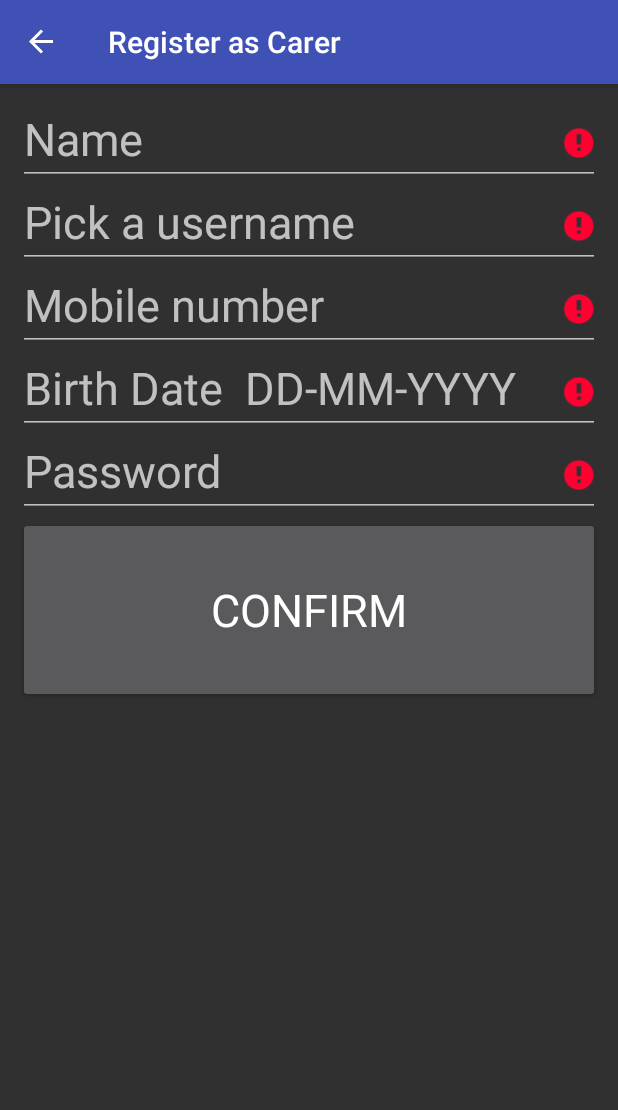
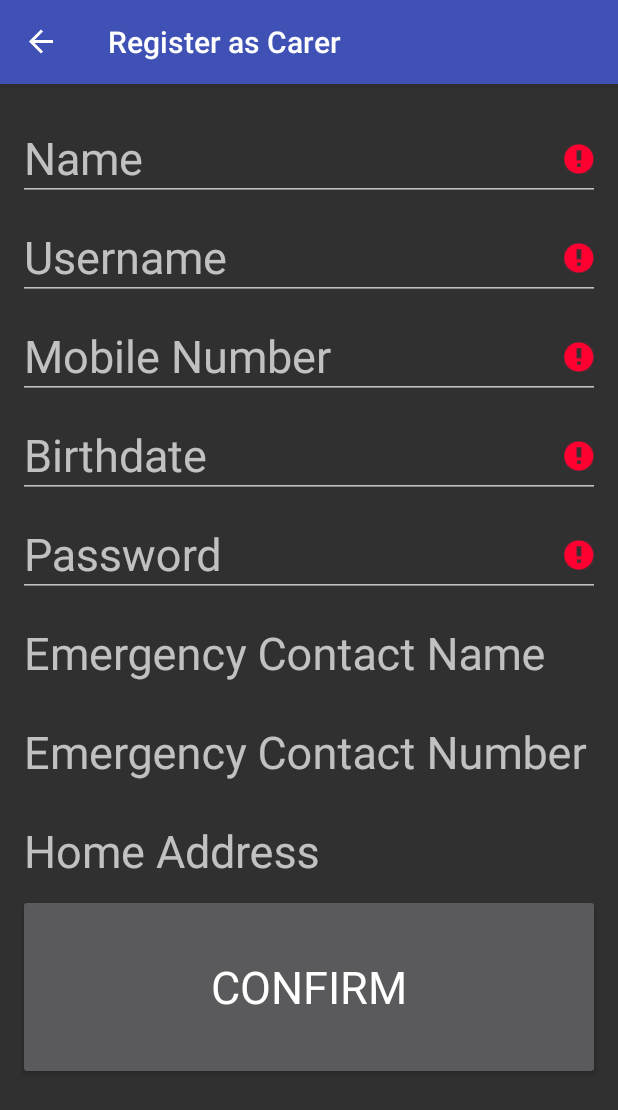
Before and after one commit to COMP30022-Russia/Russia_Client, an Android app: the RegisterFormFragment screen opened through its navigation route, on a phone screen of 412 x 824 dp. Shown: the top 1110 px of the screen. Run offline under Robolectric (Android 15) with nearby library versions, the phone set to English and light mode, and no system bars; our stand-ins replace Dagger/Hilt's generated code, data binding, navigation-ui; libraries missing offline, so code that uses them is left out: com.shopify.livedataktx; 10 statements that could not run were skipped.

Commit message:
Login layout issues (#97)
* added text labels

* datepicker for dob

* cleanup

* cleaup

* linter fix

* fix linter issue

* change date format

* another date format fix

* dob checker

```diff
--- a/app/src/main/java/com/comp30022/team_russia/assist/features/login/models/User.java
+++ b/app/src/main/java/com/comp30022/team_russia/assist/features/login/models/User.java
@@ -129,7 +129,7 @@ public abstract class User {
     /**
      * Format of the user's date of birth.
      */
-    private static SimpleDateFormat dobFormat = new SimpleDateFormat("dd-MM-yyyy");
+    private static SimpleDateFormat dobFormat = new SimpleDateFormat("yyyy-MM-dd");
 
     /**
      * Checks if a string is a valid date.
--- a/app/src/main/java/com/comp30022/team_russia/assist/features/login/ui/RegisterFormFragment.java
+++ b/app/src/main/java/com/comp30022/team_russia/assist/features/login/ui/RegisterFormFragment.java
@@ -1,5 +1,6 @@
 package com.comp30022.team_russia.assist.features.login.ui;
 
+import android.app.DatePickerDialog;
 import android.arch.lifecycle.ViewModelProvider;
 import android.arch.lifecycle.ViewModelProviders;
 import android.databinding.DataBindingUtil;
@@ -9,6 +10,8 @@ import android.support.annotation.Nullable;
 import android.view.LayoutInflater;
 import android.view.View;
 import android.view.ViewGroup;
+import android.view.inputmethod.EditorInfo;
+import android.widget.EditText;
 
 import com.comp30022.team_russia.assist.R;
 import com.comp30022.team_russia.assist.base.BaseFragment;
@@ -17,6 +20,9 @@ import com.comp30022.team_russia.assist.base.di.Injectable;
 import com.comp30022.team_russia.assist.databinding.FragmentRegisterFormBinding;
 import com.comp30022.team_russia.assist.features.login.vm.RegisterFormViewModel;
 
+import java.text.SimpleDateFormat;
+import java.util.Calendar;
+import java.util.Locale;
 import java.util.Objects;
 
 import javax.inject.Inject;
@@ -34,6 +40,8 @@ public class RegisterFormFragment extends BaseFragment implements Injectable {
     @Inject
     ViewModelProvider.Factory viewModelFactory;
 
+    private boolean isAp;
+
     @Nullable
     @Override
     public View onCreateView(@NonNull LayoutInflater inflater,
@@ -41,18 +49,18 @@ public class RegisterFormFragment extends BaseFragment implements Injectable {
                              @Nullable Bundle savedInstanceState) {
         super.onCreateView(inflater, container, savedInstanceState);
         viewModel = ViewModelProviders.of(this, viewModelFactory)
-                .get(RegisterFormViewModel.class);
+            .get(RegisterFormViewModel.class);
 
-        boolean isAp = getArguments().getBoolean("isAp");
+        isAp = getArguments().getBoolean("isAp");
         viewModel.isAp.setValue(isAp);
 
         // Change toolbar title depending on the selected user type
         ((TitleChangable) Objects.requireNonNull(getActivity())).updateTitle(isAp
-                ? getResources().getString(R.string.register_ap)
-                : getResources().getString(R.string.register_carer));
+            ? getResources().getString(R.string.register_ap)
+            : getResources().getString(R.string.register_carer));
 
         FragmentRegisterFormBinding binding = DataBindingUtil.inflate(inflater,
-                R.layout.fragment_register_form, container, false);
+            R.layout.fragment_register_form, container, false);
         // Sets our view model as a variable that can be used by the view.
         // This variable name should be the same as in the one in <data> in activity_login.xml
         binding.setViewModel(viewModel);
@@ -63,4 +71,52 @@ public class RegisterFormFragment extends BaseFragment implements Injectable {
 
         return binding.getRoot();
     }
+
+    @Override
+    public void onViewCreated(@NonNull View view, @Nullable Bundle savedInstanceState) {
+        super.onViewCreated(view, savedInstanceState);
+
+        /* Last edit text line to automatically confirm when pressing done */
+        EditText lastEditText = view.findViewById(isAp ? R.id.edtHomeAddress : R.id.edtPassword);
+        lastEditText.setImeOptions(EditorInfo.IME_ACTION_DONE);
+
+        lastEditText.setOnEditorActionListener((v, actionId, event) -> {
+            if (actionId == EditorInfo.IME_ACTION_DONE) {
+                viewModel.confirmClicked();
+                return true;
+            }
+            return false;
+        });
+
+
+        /* Date Picker for DOB */
+        Calendar myCalendar = Calendar.getInstance();
+
+        EditText dobEditText = view.findViewById(R.id.edtBirthdate);
+        DatePickerDialog.OnDateSetListener date = (view1, year, monthOfYear, dayOfMonth) -> {
+            myCalendar.set(Calendar.YEAR, year);
+            myCalendar.set(Calendar.MONTH, monthOfYear);
+            myCalendar.set(Calendar.DAY_OF_MONTH, dayOfMonth);
+
+            String myFormat = "yyyy-MM-dd";
+            SimpleDateFormat sdf = new SimpleDateFormat(myFormat, Locale.US);
+
+            dobEditText.setText(sdf.format(myCalendar.getTime()));
+        };
+
+        dobEditText.setOnClickListener(v -> new DatePickerDialog(getContext(), date, myCalendar
+            .get(Calendar.YEAR), myCalendar.get(Calendar.MONTH),
+            myCalendar.get(Calendar.DAY_OF_MONTH)).show());
+
+        EditText beforeDobEditText = view.findViewById(R.id.edtMobile);
+        beforeDobEditText.setImeOptions(EditorInfo.IME_ACTION_NEXT);
+        beforeDobEditText.setOnEditorActionListener((v, actionId, event) -> {
+            if (actionId == EditorInfo.IME_ACTION_NEXT) {
+                view.findViewById(R.id.edtPassword).requestFocus();
+                dobEditText.performClick();
+                return true;
+            }
+            return false;
+        });
+    }
 }
--- a/app/src/main/java/com/comp30022/team_russia/assist/features/login/vm/RegisterFormViewModel.java
+++ b/app/src/main/java/com/comp30022/team_russia/assist/features/login/vm/RegisterFormViewModel.java
@@ -8,6 +8,7 @@ import com.comp30022.team_russia.assist.base.BaseViewModel;
 import com.comp30022.team_russia.assist.features.login.models.RegistrationDto;
 import com.comp30022.team_russia.assist.features.login.models.User;
 import com.comp30022.team_russia.assist.features.login.services.AuthService;
+
 import com.shopify.livedataktx.LiveDataKt;
 
 import javax.inject.Inject;
@@ -184,7 +185,7 @@ public class RegisterFormViewModel extends BaseViewModel {
 
         isConfirmButtonEnabled = combineLatest(isAllFieldsValid, isBusy,
             (fieldsValue, busy) -> fieldsValue != null
-                && busy != null && fieldsValue && !busy);
+                                   && busy != null && fieldsValue && !busy);
 
     }
 
@@ -198,8 +199,8 @@ public class RegisterFormViewModel extends BaseViewModel {
 
             authService.register(getRegistrationDto()).thenAccept(isOK -> {
                 if (isOK) {
-                    Log.i("","OK");
-                    clearFields();
+                    Log.i("", "OK");
+                    //clearFields();
                 }
                 isBusy.postValue(false);
             });
--- a/app/src/main/res/layout/fragment_register_form.xml
+++ b/app/src/main/res/layout/fragment_register_form.xml
@@ -29,6 +29,10 @@
                 android:layout_height="wrap_content"
                 android:orientation="vertical">
 
+                <android.support.design.widget.TextInputLayout
+                        android:layout_width="match_parent"
+                        android:layout_height="wrap_content"
+                        android:hint="Name">
                     <EditText
                         android:id="@+id/edtName"
                         style="@style/textSize"
@@ -37,11 +41,15 @@
                         android:layout_marginTop="0dp"
                         android:layout_weight="1"
                         android:ems="10"
-                    android:hint="Name"
                         android:inputType="textCapWords|textNoSuggestions"
                         android:text="@={viewModel.name}"
                         app:error='@{safeUnbox(viewModel.isNameValid) || viewModel.name == "" ? null : "Name must be non-empty"}' />
+                </android.support.design.widget.TextInputLayout>
 
+                <android.support.design.widget.TextInputLayout
+                        android:layout_width="match_parent"
+                        android:layout_height="wrap_content"
+                        android:hint="Username">
                     <EditText
                         android:id="@+id/edtUsername"
                         style="@style/textSize"
@@ -49,11 +57,15 @@
                         android:layout_height="55dp"
                         android:layout_weight="1"
                         android:ems="10"
-                    android:hint="Pick a username"
-                    android:inputType="textVisiblePassword|textNoSuggestions"
+                        android:inputType="textNoSuggestions"
                         android:text="@={viewModel.username}"
                         app:error='@{safeUnbox(viewModel.isUsernameValid) || viewModel.username == "" ? null : "Username must be non-empty"}' />
+                </android.support.design.widget.TextInputLayout>
 
+                <android.support.design.widget.TextInputLayout
+                        android:layout_width="match_parent"
+                        android:layout_height="wrap_content"
+                        android:hint="Mobile Number">
                     <EditText
                         android:id="@+id/edtMobile"
                         style="@style/textSize"
@@ -61,11 +73,15 @@
                         android:layout_height="55dp"
                         android:layout_weight="1"
                         android:ems="10"
-                    android:hint="Mobile number"
                         android:inputType="phone"
                         android:text="@={viewModel.mobileNumber}"
                         app:error='@{safeUnbox(viewModel.isMobileNumberValid) || viewModel.mobileNumber == "" ? null : "Mobile number is missing"}' />
+                </android.support.design.widget.TextInputLayout>
 
+                <android.support.design.widget.TextInputLayout
+                        android:layout_width="match_parent"
+                        android:layout_height="wrap_content"
+                        android:hint="Birthdate">
                         <EditText
                             android:id="@+id/edtBirthdate"
                             style="@style/textSize"
@@ -73,11 +89,17 @@
                             android:layout_height="55dp"
                             android:layout_weight="1"
                             android:ems="10"
-                    android:hint="Birth Date  DD-MM-YYYY"
-                    android:inputType="date"
+                            android:clickable="true"
+                            android:focusable="false"
+                            android:editable="false"
                             android:text="@={viewModel.birthDate}"
                             app:error='@{safeUnbox(viewModel.isBirthDateValid) || viewModel.birthDate == "" ? null : "Birth date is invalid"}' />
+                </android.support.design.widget.TextInputLayout>
 
+                <android.support.design.widget.TextInputLayout
+                        android:layout_width="match_parent"
+                        android:layout_height="wrap_content"
+                        android:hint="Password">
                     <EditText
                         android:id="@+id/edtPassword"
                         style="@style/textSize"
@@ -85,11 +107,15 @@
                         android:layout_height="55dp"
                         android:layout_weight="1"
                         android:ems="10"
-                    android:hint="Password"
                         android:inputType="textPassword"
                         android:text="@={viewModel.password}"
                         app:error='@{safeUnbox(viewModel.isPasswordValid) || viewModel.password == "" ? null : "Password is missing"}' />
+                </android.support.design.widget.TextInputLayout>
 
+                <android.support.design.widget.TextInputLayout
+                        android:layout_width="match_parent"
+                        android:layout_height="wrap_content"
+                        android:hint="Emergency Contact Name">
                     <EditText
                         android:id="@+id/edtEmName"
                         style="@style/textSize"
@@ -97,12 +123,16 @@
                         android:layout_height="55dp"
                         android:layout_weight="1"
                         android:ems="10"
-                    android:hint="Emergency contact name "
                         android:inputType="textCapWords|textNoSuggestions"
                         android:text="@={viewModel.emergencyName}"
                         android:visibility="@{safeUnbox(viewModel.isAp) ? View.VISIBLE : View.GONE}"
                         app:error='@{safeUnbox(viewModel.isEmergencyNameValid) || viewModel.emergencyName == "" ? null : "Emergency contact name is missing"}' />
+                </android.support.design.widget.TextInputLayout>
 
+                <android.support.design.widget.TextInputLayout
+                        android:layout_width="match_parent"
+                        android:layout_height="wrap_content"
+                        android:hint="Emergency Contact Number">
                     <EditText
                         android:id="@+id/edtEmNumber"
                         style="@style/textSize"
@@ -110,12 +140,16 @@
                         android:layout_height="55dp"
                         android:layout_weight="1"
                         android:ems="10"
-                    android:hint="Emergency contact number"
                         android:inputType="phone"
                         android:text="@={viewModel.emergencyNumber}"
                         android:visibility="@{safeUnbox(viewModel.isAp) ? View.VISIBLE : View.GONE}"
                         app:error='@{safeUnbox(viewModel.isEmergencyNumberValid) || viewModel.emergencyNumber == "" ? null : "Emergency contact number is missing"}' />
+                </android.support.design.widget.TextInputLayout>
 
+                <android.support.design.widget.TextInputLayout
+                        android:layout_width="match_parent"
+                        android:layout_height="wrap_content"
+                        android:hint="Home Address">
                     <EditText
                         android:id="@+id/edtHomeAddress"
                         style="@style/textSize"
@@ -123,11 +157,11 @@
                         android:layout_height="55dp"
                         android:layout_weight="1"
                         android:ems="10"
-                    android:hint="Home address"
                         android:inputType="textCapWords|textNoSuggestions"
                         android:text="@={viewModel.homeAddress}"
                         android:visibility="@{safeUnbox(viewModel.isAp) ? View.VISIBLE : View.GONE}"
                         app:error='@{safeUnbox(viewModel.isHomeAddressValid) || viewModel.homeAddress == "" ? null : "Address is missing"}' />
+                </android.support.design.widget.TextInputLayout>
 
                 <Button
                     android:id="@+id/btnConfirm"
```
Lines whose indentation alone changed are shown as unchanged.
